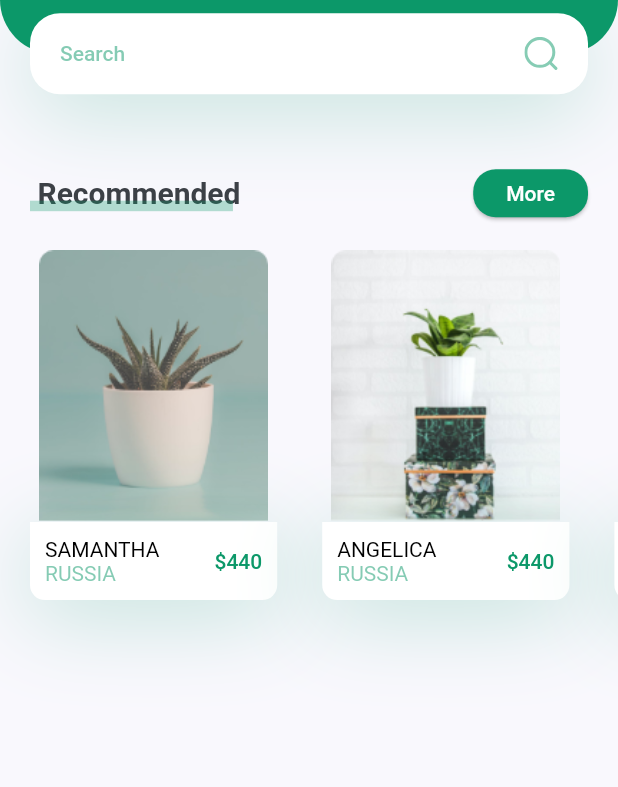
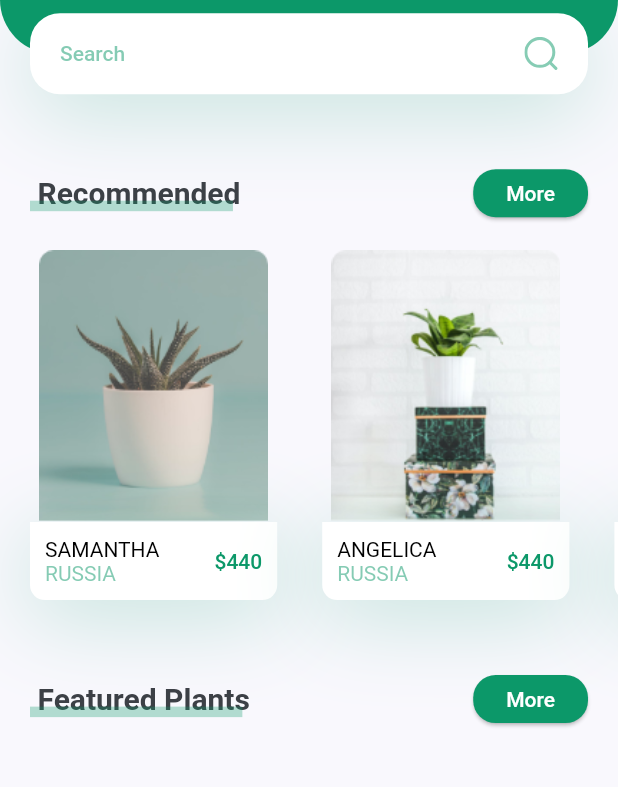
Before and after one commit to songhee24/plant_app_ui, a Flutter app: the screen it shows after launch, on a phone screen of 412 x 824 dp, the part 237-1024 px from its top. Run offline on Flutter 3.47's test engine with Material 2 defaults, Android fonts, the phone set to English and light mode, and no system bars; our stand-ins replace flutter_svg.

Commit message:
More text logic

```diff
--- a/lib/screens/home/components/body.dart
+++ b/lib/screens/home/components/body.dart
@@ -16,9 +16,10 @@ class Body extends StatelessWidget {
           HeaderWithSearchBox(
             size: size,
           ),
-          TitleWithMoreButton(function: () {}, text: 'More'),
+          TitleWithMoreButton(function: () {}, text: 'Recommended'),
           const SizedBox(height: 22),
           RecommendsPlantsList(size: size),
+          TitleWithMoreButton(function: () {}, text: 'Featured Plants'),
         ],
       ),
     );
--- a/lib/screens/home/components/title_with_more_button.dart
+++ b/lib/screens/home/components/title_with_more_button.dart
@@ -15,13 +15,13 @@ class TitleWithMoreButton extends StatelessWidget {
       padding: const EdgeInsets.symmetric(horizontal: kDefaultPadding),
       child: Row(
         children: [
-          const TitleWithCustomUnderline(title: 'Recommended'),
+          TitleWithCustomUnderline(title: text),
           const Spacer(),
           ElevatedButton(
             onPressed: function,
-            child: Text(
-              text,
-              style: const TextStyle(color: Colors.white),
+            child: const Text(
+              'More',
+              style: TextStyle(color: Colors.white),
             ),
           ),
         ],
```
